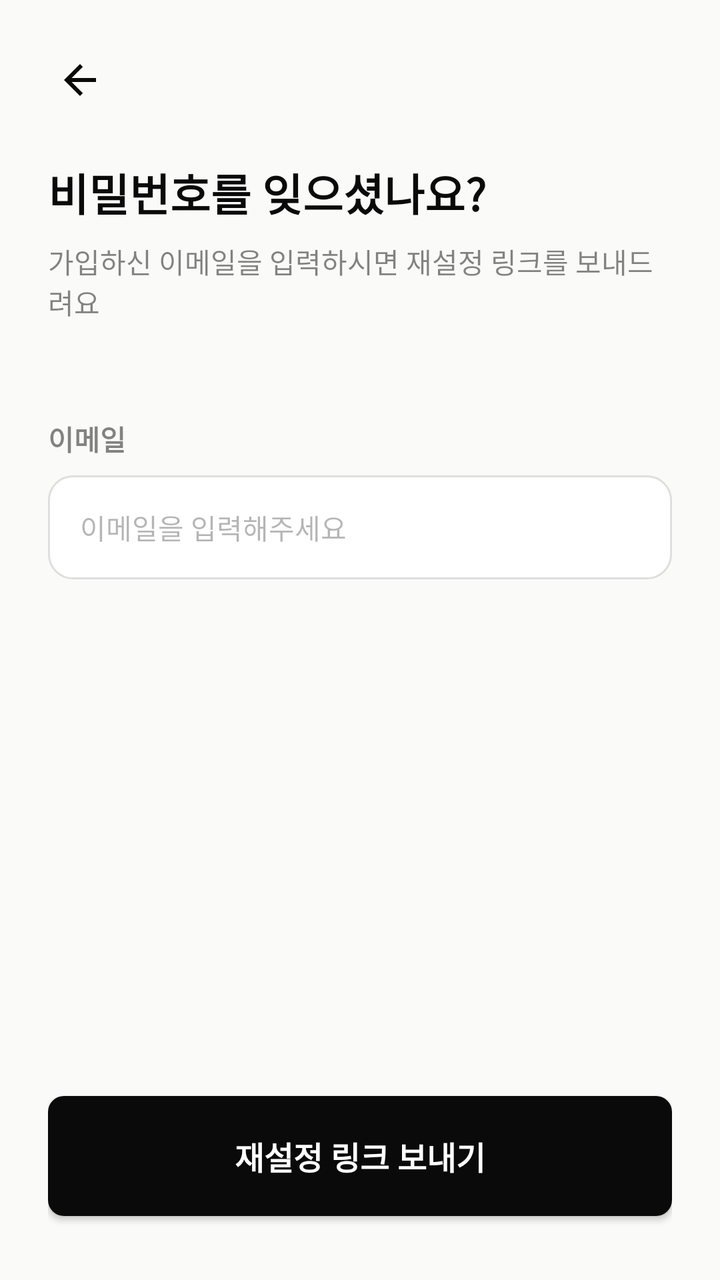
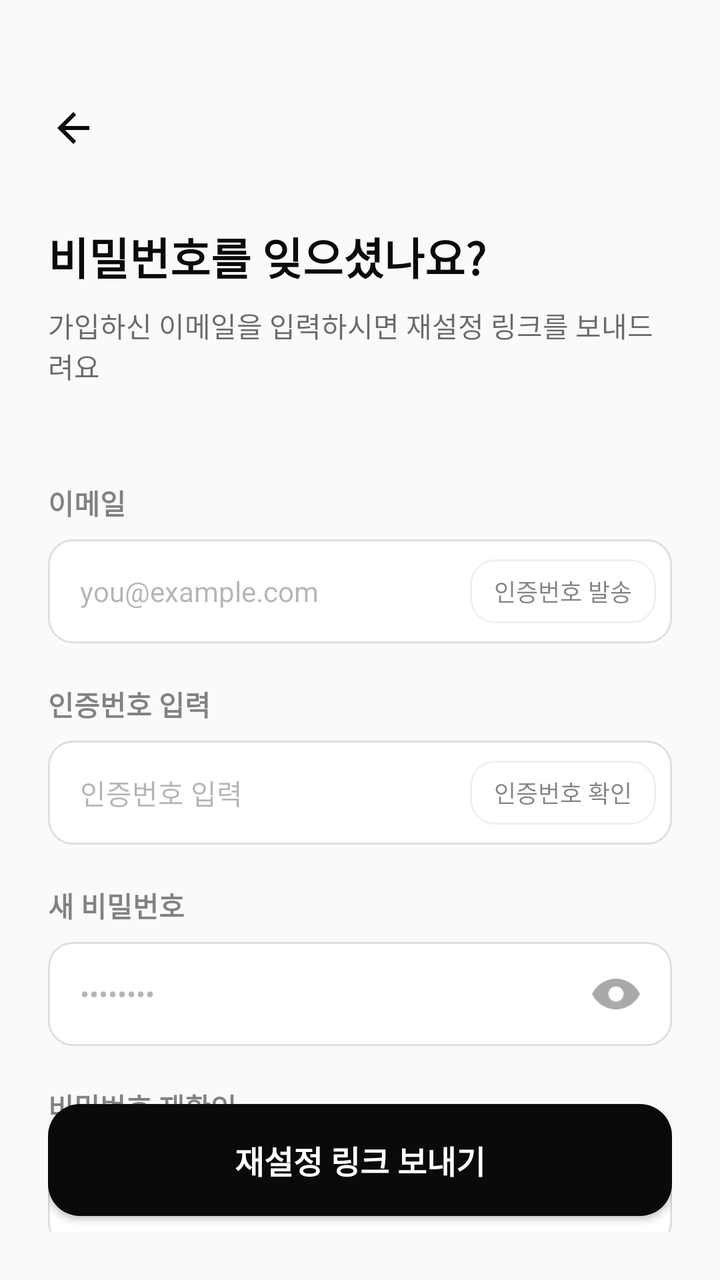

An Android layout rendered at two revisions. The XML below is the earlier revision; the diff shows what the commit changed to produce the second picture.
<!-- AndroidManifest.xml: application theme Theme.WHSAfterMate -->
<!-- res/layout/fragment_reset_password.xml -->
<?xml version="1.0" encoding="utf-8"?>
<androidx.constraintlayout.widget.ConstraintLayout xmlns:android="http://schemas.android.com/apk/res/android"
    xmlns:app="http://schemas.android.com/apk/res-auto"
    xmlns:tools="http://schemas.android.com/tools"
    android:layout_width="match_parent"
    android:layout_height="match_parent"
    android:background="@color/background"
    android:padding="24dp"
    tools:context=".ui.auth.ResetPasswordFragment">

    
    <ImageView
        android:id="@+id/btnBack"
        android:layout_width="wrap_content"
        android:layout_height="wrap_content"
        android:src="@drawable/ic_back"
        android:padding="4dp"
        app:layout_constraintStart_toStartOf="parent"
        app:layout_constraintTop_toTopOf="parent" />

    
    <TextView
        android:id="@+id/tvTitle"
        android:layout_width="wrap_content"
        android:layout_height="wrap_content"
        android:layout_marginTop="24dp"
        android:text="비밀번호를 잊으셨나요?"
        android:textColor="@color/whs_black"
        android:textSize="22sp"
        android:textStyle="bold"
        app:layout_constraintStart_toStartOf="parent"
        app:layout_constraintTop_toBottomOf="@id/btnBack" />

    <TextView
        android:id="@+id/tvSubtitle"
        android:layout_width="0dp"
        android:layout_height="wrap_content"
        android:layout_marginTop="8dp"
        android:text="가입하신 이메일을 입력하시면 재설정 링크를 보내드려요"
        android:textColor="@color/whs_black"
        android:alpha="0.5"
        android:textSize="14sp"
        app:layout_constraintEnd_toEndOf="parent"
        app:layout_constraintStart_toStartOf="parent"
        app:layout_constraintTop_toBottomOf="@id/tvTitle" />

    
    <TextView
        android:id="@+id/tvEmailLabel"
        android:layout_width="wrap_content"
        android:layout_height="wrap_content"
        android:layout_marginTop="48dp"
        android:text="이메일"
        android:textColor="@color/whs_black"
        android:alpha="0.5"
        android:textSize="14sp"
        android:textStyle="bold"
        app:layout_constraintStart_toStartOf="parent"
        app:layout_constraintTop_toBottomOf="@id/tvSubtitle" />

    <EditText
        android:id="@+id/etEmail"
        android:layout_width="0dp"
        android:layout_height="52dp"
        android:layout_marginTop="8dp"
        android:background="@drawable/bg_edittext"
        android:hint="이메일을 입력해주세요"
        android:inputType="textEmailAddress"
        android:paddingHorizontal="16dp"
        android:textSize="14sp"
        android:textColorHint="#4D0A0A0B"
        app:layout_constraintEnd_toEndOf="parent"
        app:layout_constraintStart_toStartOf="parent"
        app:layout_constraintTop_toBottomOf="@id/tvEmailLabel" />

    
    <androidx.appcompat.widget.AppCompatButton
        android:id="@+id/btnSendResetLink"
        android:layout_width="0dp"
        android:layout_height="60dp"
        android:layout_marginBottom="8dp"
        android:background="@drawable/bg_button_black"
        android:text="재설정 링크 보내기"
        android:textColor="@color/white"
        android:textSize="16sp"
        android:textStyle="bold"
        app:layout_constraintBottom_toBottomOf="parent"
        app:layout_constraintEnd_toEndOf="parent"
        app:layout_constraintStart_toStartOf="parent" />

</androidx.constraintlayout.widget.ConstraintLayout>
<!-- resources referenced by this layout -->
<resources>
  <color name="background">#FAFAF8</color>
  <color name="white">#FFFFFFFF</color>
  <color name="whs_black">#0A0A0B</color>
  <!-- drawable bg_button_black (drawable) -->
  <?xml version="1.0" encoding="utf-8"?>
  <shape xmlns:android="http://schemas.android.com/apk/res/android">
      <solid android:color="@color/whs_black" />
      <corners android:radius="8dp" />
  </shape>
  <!-- drawable bg_edittext (drawable) -->
  <?xml version="1.0" encoding="utf-8"?>
  <shape xmlns:android="http://schemas.android.com/apk/res/android">
      <solid android:color="@color/white" />
      <stroke
          android:width="1dp"
          android:color="#1F0A0A0B" />
      <corners android:radius="12dp" />
  </shape>
  <!-- drawable ic_back (drawable) -->
  <?xml version="1.0" encoding="utf-8"?>
  <vector xmlns:android="http://schemas.android.com/apk/res/android"
      android:width="24dp"
      android:height="24dp"
      android:viewportWidth="24"
      android:viewportHeight="24">
      <path
          android:fillColor="@color/whs_black"
          android:pathData="M20,11H7.83l5.59,-5.59L12,4l-8,8 8,8 1.41,-1.41L7.83,13H20v-2z" />
  </vector>
  <style name="Theme.WHSAfterMate" parent="Theme.MaterialComponents.DayNight.DarkActionBar">
          
          <item name="colorPrimary">@color/purple_500</item>
          <item name="colorPrimaryVariant">@color/purple_700</item>
          <item name="colorOnPrimary">@color/white</item>
          
          <item name="colorSecondary">@color/teal_200</item>
          <item name="colorSecondaryVariant">@color/teal_700</item>
          <item name="colorOnSecondary">@color/black</item>
          
          <item name="android:statusBarColor" tools:targetApi="l">?attr/colorPrimaryVariant</item>
      </style>
  <color name="purple_500">#FF6200EE</color>
  <color name="purple_700">#FF3700B3</color>
  <color name="teal_200">#FF03DAC5</color>
  <color name="teal_700">#FF018786</color>
  <color name="black">#FF000000</color>
</resources>

<!-- the commit's change to res/layout/fragment_reset_password.xml (unified diff, before → after) -->
@@ -9,16 +9,17 @@
     tools:context=".ui.auth.ResetPasswordFragment">
 
     
-    <ImageView
+    <ImageButton
         android:id="@+id/btnBack"
-        android:layout_width="wrap_content"
-        android:layout_height="wrap_content"
+        android:layout_width="48dp"
+        android:layout_height="48dp"
+        android:layout_marginStart="-12dp"
+        android:layout_marginTop="16dp"
+        android:background="?attr/selectableItemBackgroundBorderless"
         android:src="@drawable/ic_back"
-        android:padding="4dp"
         app:layout_constraintStart_toStartOf="parent"
         app:layout_constraintTop_toTopOf="parent" />
 
-    
     <TextView
         android:id="@+id/tvTitle"
         android:layout_width="wrap_content"
@@ -36,50 +37,231 @@
         android:layout_width="0dp"
         android:layout_height="wrap_content"
         android:layout_marginTop="8dp"
+        android:alpha="0.6"
         android:text="가입하신 이메일을 입력하시면 재설정 링크를 보내드려요"
         android:textColor="@color/whs_black"
-        android:alpha="0.5"
         android:textSize="14sp"
         app:layout_constraintEnd_toEndOf="parent"
         app:layout_constraintStart_toStartOf="parent"
         app:layout_constraintTop_toBottomOf="@id/tvTitle" />
 
     
+    
     <TextView
         android:id="@+id/tvEmailLabel"
         android:layout_width="wrap_content"
         android:layout_height="wrap_content"
         android:layout_marginTop="48dp"
+        android:alpha="0.5"
         android:text="이메일"
         android:textColor="@color/whs_black"
-        android:alpha="0.5"
         android:textSize="14sp"
         android:textStyle="bold"
         app:layout_constraintStart_toStartOf="parent"
         app:layout_constraintTop_toBottomOf="@id/tvSubtitle" />
 
-    <EditText
-        android:id="@+id/etEmail"
-        android:layout_width="0dp"
-        android:layout_height="52dp"
-        android:layout_marginTop="8dp"
-        android:background="@drawable/bg_edittext"
-        android:hint="이메일을 입력해주세요"
-        android:inputType="textEmailAddress"
-        android:paddingHorizontal="16dp"
-        android:textSize="14sp"
-        android:textColorHint="#4D0A0A0B"
-        app:layout_constraintEnd_toEndOf="parent"
-        app:layout_constraintStart_toStartOf="parent"
-        app:layout_constraintTop_toBottomOf="@id/tvEmailLabel" />
+    <androidx.constraintlayout.widget.ConstraintLayout
+        android:id="@+id/layoutEmailInput"
+        android:layout_width="0dp"
+        android:layout_height="52dp"
+        android:layout_marginTop="8dp"
+        android:background="@drawable/bg_edittext"
+        app:layout_constraintEnd_toEndOf="parent"
+        app:layout_constraintStart_toStartOf="parent"
+        app:layout_constraintTop_toBottomOf="@id/tvEmailLabel">
+
+        <EditText
+            android:id="@+id/etEmail"
+            android:layout_width="0dp"
+            android:layout_height="match_parent"
+            android:background="@null"
+            android:hint="you@example.com"
+            android:inputType="textEmailAddress"
+            android:paddingHorizontal="16dp"
+            android:textColor="@color/whs_black"
+            android:textColorHint="#4D0A0A0B"
+            android:textSize="14sp"
+            app:layout_constraintEnd_toStartOf="@id/btnSendCode"
+            app:layout_constraintStart_toStartOf="parent" />
+
+        <androidx.appcompat.widget.AppCompatButton
+            android:id="@+id/btnSendCode"
+            android:layout_width="wrap_content"
+            android:layout_height="32dp"
+            android:layout_marginEnd="8dp"
+            android:background="@drawable/bg_edittext"
+            android:paddingHorizontal="12dp"
+            android:text="인증번호 발송"
+            android:textColor="@color/whs_black"
+            android:alpha="0.5"
+            android:textSize="12sp"
+            app:backgroundTint="@null"
+            app:layout_constraintBottom_toBottomOf="parent"
+            app:layout_constraintEnd_toEndOf="parent"
+            app:layout_constraintTop_toTopOf="parent" />
+    </androidx.constraintlayout.widget.ConstraintLayout>
+
+    
+    <TextView
+        android:id="@+id/tvAuthCodeLabel"
+        android:layout_width="wrap_content"
+        android:layout_height="wrap_content"
+        android:layout_marginTop="20dp"
+        android:alpha="0.5"
+        android:text="인증번호 입력"
+        android:textColor="@color/whs_black"
+        android:textSize="14sp"
+        android:textStyle="bold"
+        app:layout_constraintStart_toStartOf="parent"
+        app:layout_constraintTop_toBottomOf="@id/layoutEmailInput" />
+
+    <androidx.constraintlayout.widget.ConstraintLayout
+        android:id="@+id/layoutAuthCodeInput"
+        android:layout_width="0dp"
+        android:layout_height="52dp"
+        android:layout_marginTop="8dp"
+        android:background="@drawable/bg_edittext"
+        app:layout_constraintEnd_toEndOf="parent"
+        app:layout_constraintStart_toStartOf="parent"
+        app:layout_constraintTop_toBottomOf="@id/tvAuthCodeLabel">
+
+        <EditText
+            android:id="@+id/etAuthCode"
+            android:layout_width="0dp"
+            android:layout_height="match_parent"
+            android:background="@null"
+            android:hint="인증번호 입력"
+            android:inputType="number"
+            android:paddingHorizontal="16dp"
+            android:textColor="@color/whs_black"
+            android:textColorHint="#4D0A0A0B"
+            android:textSize="14sp"
+            app:layout_constraintEnd_toStartOf="@id/btnVerifyCode"
+            app:layout_constraintStart_toStartOf="parent" />
+
+        <androidx.appcompat.widget.AppCompatButton
+            android:id="@+id/btnVerifyCode"
+            android:layout_width="wrap_content"
+            android:layout_height="32dp"
+            android:layout_marginEnd="8dp"
+            android:background="@drawable/bg_edittext"
+            android:paddingHorizontal="12dp"
+            android:text="인증번호 확인"
+            android:textColor="@color/whs_black"
+            android:alpha="0.5"
+            android:textSize="12sp"
+            app:backgroundTint="@null"
+            app:layout_constraintBottom_toBottomOf="parent"
+            app:layout_constraintEnd_toEndOf="parent"
+            app:layout_constraintTop_toTopOf="parent" />
+    </androidx.constraintlayout.widget.ConstraintLayout>
+
+    
+    <TextView
+        android:id="@+id/tvNewPasswordLabel"
+        android:layout_width="wrap_content"
+        android:layout_height="wrap_content"
+        android:layout_marginTop="20dp"
+        android:alpha="0.5"
+        android:text="새 비밀번호"
+        android:textColor="@color/whs_black"
+        android:textSize="14sp"
+        android:textStyle="bold"
+        app:layout_constraintStart_toStartOf="parent"
+        app:layout_constraintTop_toBottomOf="@id/layoutAuthCodeInput" />
+
+    <androidx.constraintlayout.widget.ConstraintLayout
+        android:id="@+id/layoutNewPasswordInput"
+        android:layout_width="0dp"
+        android:layout_height="52dp"
+        android:layout_marginTop="8dp"
+        android:background="@drawable/bg_edittext"
+        app:layout_constraintEnd_toEndOf="parent"
+        app:layout_constraintStart_toStartOf="parent"
+        app:layout_constraintTop_toBottomOf="@id/tvNewPasswordLabel">
+
+        <EditText
+            android:id="@+id/etNewPassword"
+            android:layout_width="0dp"
+            android:layout_height="match_parent"
+            android:background="@null"
+            android:hint="••••••••"
+            android:inputType="textPassword"
+            android:paddingHorizontal="16dp"
+            android:textColor="@color/whs_black"
+            android:textColorHint="#4D0A0A0B"
+            android:textSize="14sp"
+            app:layout_constraintEnd_toStartOf="@id/ivNewPasswordToggle"
+            app:layout_constraintStart_toStartOf="parent" />
+
+        <ImageView
+            android:id="@+id/ivNewPasswordToggle"
+            android:layout_width="24dp"
+            android:layout_height="24dp"
+            android:layout_marginEnd="16dp"
+            android:src="@drawable/ic_eye_alpha"
+            app:layout_constraintBottom_toBottomOf="parent"
+            app:layout_constraintEnd_toEndOf="parent"
+            app:layout_constraintTop_toTopOf="parent" />
+    </androidx.constraintlayout.widget.ConstraintLayout>
+
+    
+    <TextView
+        android:id="@+id/tvConfirmPasswordLabel"
+        android:layout_width="wrap_content"
+        android:layout_height="wrap_content"
+        android:layout_marginTop="20dp"
+        android:alpha="0.5"
+        android:text="비밀번호 재확인"
+        android:textColor="@color/whs_black"
+        android:textSize="14sp"
+        android:textStyle="bold"
+        app:layout_constraintStart_toStartOf="parent"
+        app:layout_constraintTop_toBottomOf="@id/layoutNewPasswordInput" />
+
+    <androidx.constraintlayout.widget.ConstraintLayout
+        android:id="@+id/layoutConfirmPasswordInput"
+        android:layout_width="0dp"
+        android:layout_height="52dp"
+        android:layout_marginTop="8dp"
+        android:background="@drawable/bg_edittext"
+        app:layout_constraintEnd_toEndOf="parent"
+        app:layout_constraintStart_toStartOf="parent"
+        app:layout_constraintTop_toBottomOf="@id/tvConfirmPasswordLabel">
+
+        <EditText
+            android:id="@+id/etConfirmPassword"
+            android:layout_width="0dp"
+            android:layout_height="match_parent"
+            android:background="@null"
+            android:hint="••••••••"
+            android:inputType="textPassword"
+            android:paddingHorizontal="16dp"
+            android:textColor="@color/whs_black"
+            android:textColorHint="#4D0A0A0B"
+            android:textSize="14sp"
+            app:layout_constraintEnd_toStartOf="@id/ivConfirmPasswordToggle"
+            app:layout_constraintStart_toStartOf="parent" />
+
+        <ImageView
+            android:id="@+id/ivConfirmPasswordToggle"
+            android:layout_width="24dp"
+            android:layout_height="24dp"
+            android:layout_marginEnd="16dp"
+            android:src="@drawable/ic_eye_alpha"
+            app:layout_constraintBottom_toBottomOf="parent"
+            app:layout_constraintEnd_toEndOf="parent"
+            app:layout_constraintTop_toTopOf="parent" />
+    </androidx.constraintlayout.widget.ConstraintLayout>
 
     
     <androidx.appcompat.widget.AppCompatButton
         android:id="@+id/btnSendResetLink"
         android:layout_width="0dp"
-        android:layout_height="60dp"
+        android:layout_height="56dp"
         android:layout_marginBottom="8dp"
         android:background="@drawable/bg_button_black"
+        app:backgroundTint="@null"
         android:text="재설정 링크 보내기"
         android:textColor="@color/white"
         android:textSize="16sp"
<!-- resource entries referenced after the edit -->
@@ -7,7 +7,7 @@
   <?xml version="1.0" encoding="utf-8"?>
   <shape xmlns:android="http://schemas.android.com/apk/res/android">
       <solid android:color="@color/whs_black" />
-      <corners android:radius="8dp" />
+      <corners android:radius="16dp" />
   </shape>
   <!-- drawable bg_edittext (drawable) -->
   <?xml version="1.0" encoding="utf-8"?>
@@ -29,6 +29,17 @@
           android:fillColor="@color/whs_black"
           android:pathData="M20,11H7.83l5.59,-5.59L12,4l-8,8 8,8 1.41,-1.41L7.83,13H20v-2z" />
   </vector>
+  <!-- drawable ic_eye_alpha (drawable) -->
+  <vector xmlns:android="http://schemas.android.com/apk/res/android"
+      android:width="22dp"
+      android:height="14dp"
+      android:viewportWidth="22"
+      android:viewportHeight="14">
+      <path
+          android:fillAlpha="0.35"
+          android:fillColor="#0A0A0B"
+          android:pathData="M0,7C2.028,2.848 6.192,0 11,0C15.808,0 19.972,2.848 22,7C19.972,11.152 15.808,14 11,14C6.192,14 2.028,11.152 0,7ZM11,10.5C11.4596,10.5 11.9148,10.4095 12.3394,10.2336C12.764,10.0577 13.1499,9.79988 13.4749,9.47487C13.7999,9.14987 14.0577,8.76403 14.2336,8.33939C14.4095,7.91475 14.5,7.45963 14.5,7C14.5,6.54037 14.4095,6.08525 14.2336,5.66061C14.0577,5.23597 13.7999,4.85013 13.4749,4.52513C13.1499,4.20012 12.764,3.94231 12.3394,3.76642C11.9148,3.59053 11.4596,3.5 11,3.5C10.0717,3.5 9.1815,3.86875 8.52513,4.52513C7.86875,5.1815 7.5,6.07174 7.5,7C7.5,7.92826 7.86875,8.8185 8.52513,9.47487C9.1815,10.1313 10.0717,10.5 11,10.5Z" />
+  </vector>
   <style name="Theme.WHSAfterMate" parent="Theme.MaterialComponents.DayNight.DarkActionBar">
           
           <item name="colorPrimary">@color/purple_500</item>
